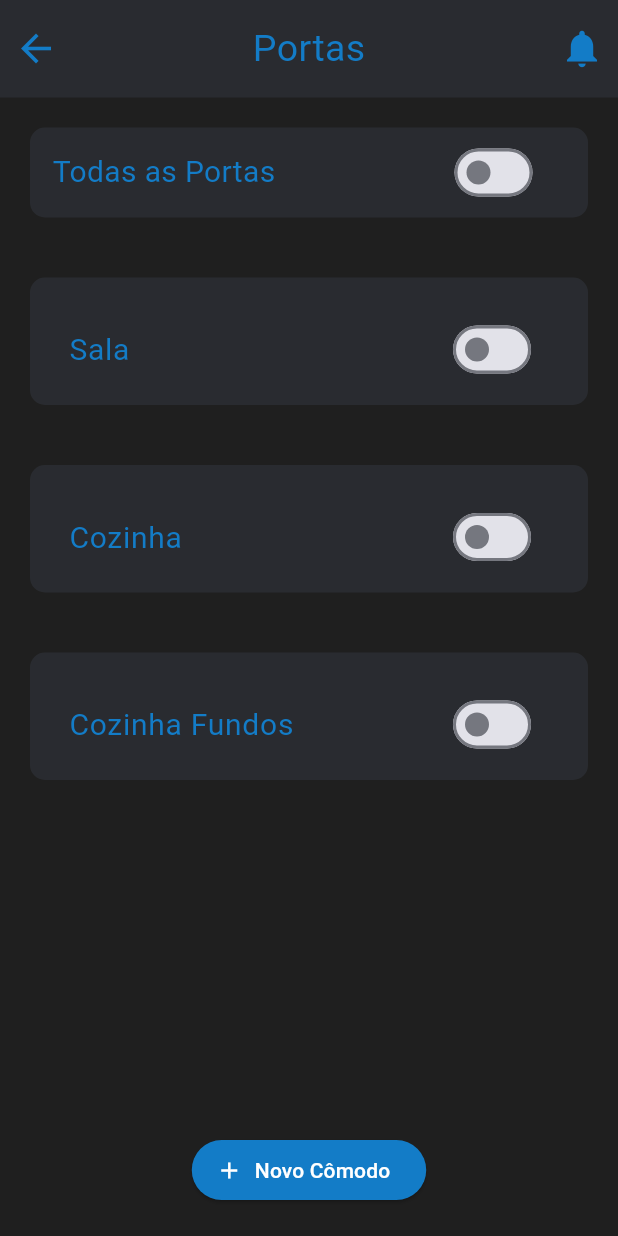
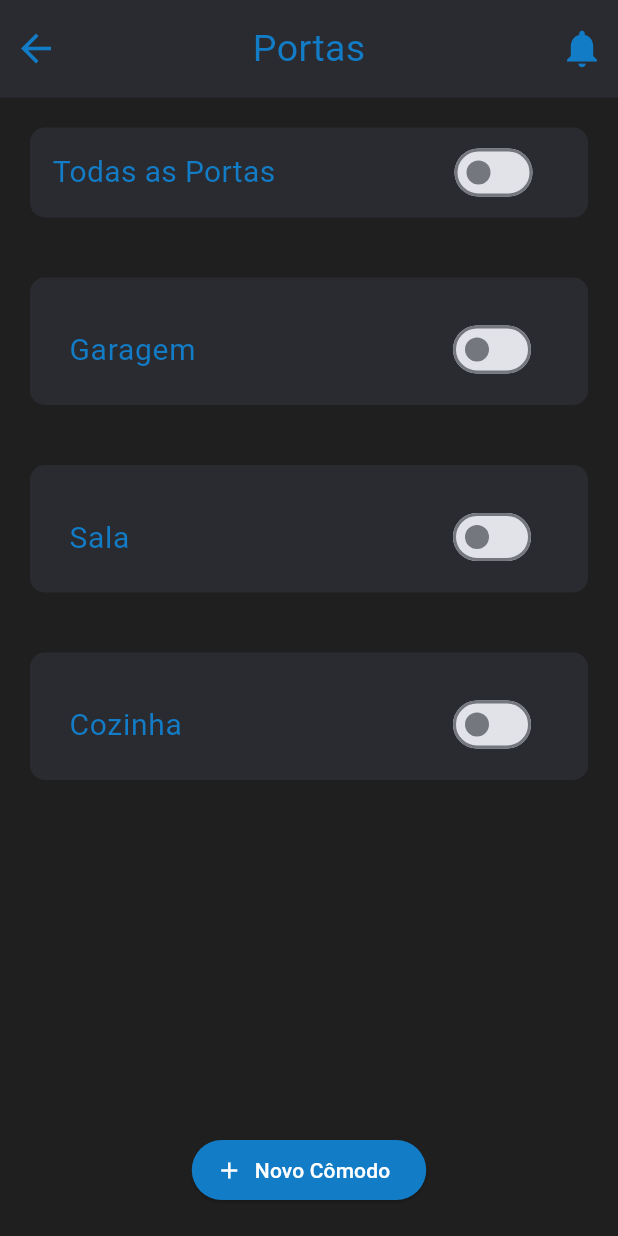
Before and after one commit to HappySalamander/TechLar-alt-color--main-2, a Flutter app: the Porta screen opened directly, on a phone screen of 412 x 824 dp. Run offline on Flutter 3.47's test engine with Material 3 defaults, Android fonts, the phone set to English and light mode, and no system bars; missing offline and left inert: mqtt_client.

Commit message:
Update porta.dart

```diff
--- a/tech_lar/lib/porta.dart
+++ b/tech_lar/lib/porta.dart
@@ -20,9 +20,9 @@ class _PortaState extends State<Porta> {
   bool _on = false;
   List<bool> switchesState = [false, false, false];
   List<String> comodos = [
+    "Garagem",
     "Sala",
     "Cozinha",
-    "Cozinha Fundos",
   ];
 
   final MqttService _mqttService = MqttService();
@@ -54,11 +54,11 @@ class _PortaState extends State<Porta> {
   }
 
   void _sendMqttMessage(int index, bool switchState) {
-    String topic = '${comodos[index]}Luz';
-    if(comodos[index] == 'Cozinha' || comodos[index] == 'Cozinha Fundos'){
-      if(comodos[index] == 'Cozinha'){
-        topic = 'CozinhaPortao';
-      }else{
+    String topic = '${comodos[index]}Portao';
+    if(comodos[index] == 'Garagem' || comodos[index] == 'Cozinha'){
+      if(comodos[index] == 'Garagem' ){
+        topic = 'GaragemPortao';
+      }else if(comodos[index] == 'Cozinha'){
         topic = 'CozinhaPortaFundo';
       }
     }else{
```
